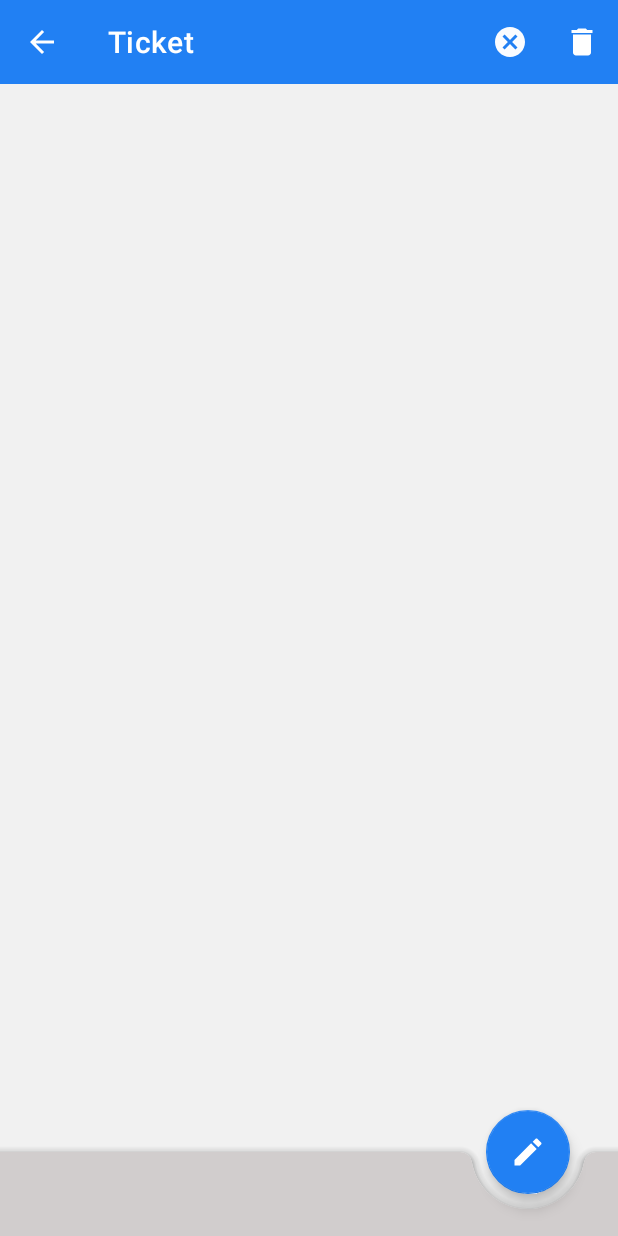
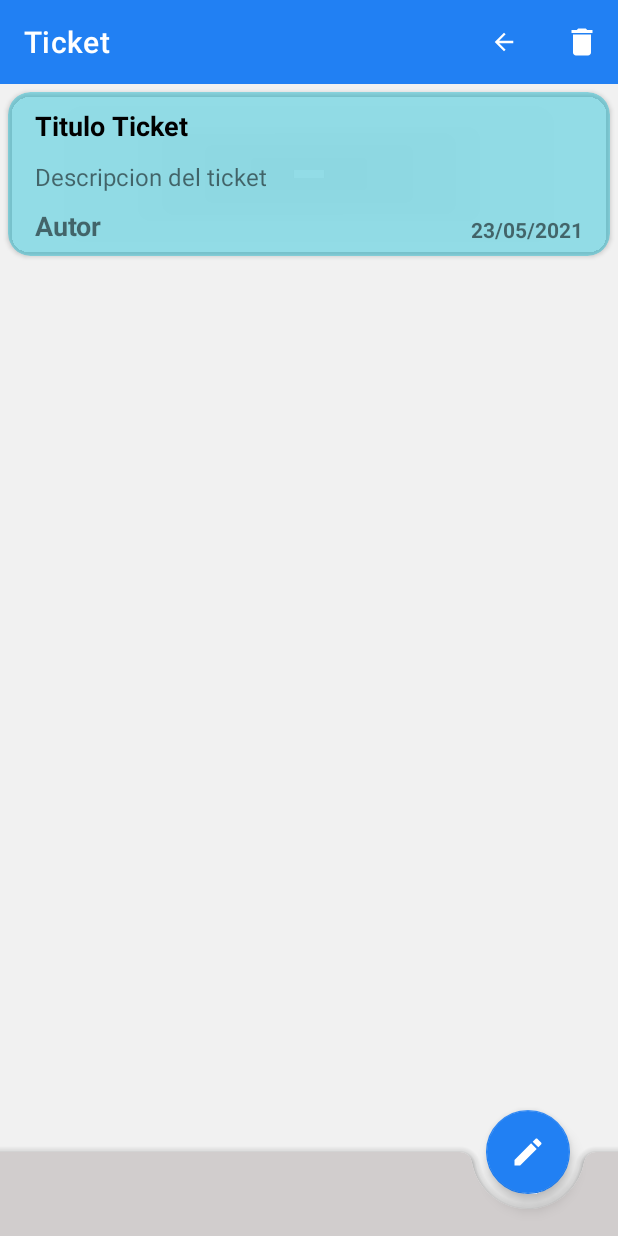
Before and after one commit to analiafer/WorkingApp, an Android app: the ViewTicketActivity screen opened directly, with no data from a screen before it, on a phone screen of 412 x 824 dp. Run offline under Robolectric (Android 15) with nearby library versions, the light colour scheme and no system bars; our stand-ins replace Room's generated code; 3 statements that could not run were skipped.

Commit message:
Implementando ViewModel, además implementando borrar tickets.

```diff
--- a/app/src/main/java/com/example/workingapp/data/RoomRepository.kt
+++ b/app/src/main/java/com/example/workingapp/data/RoomRepository.kt
@@ -1,10 +1,11 @@
 package com.example.workingapp.data
 
 import com.example.workingapp.model.Ticket
-import com.example.workingapp.model.TicketsReposotiry
+import com.example.workingapp.model.TicketsRepository
 
-class RoomRepository(private val dao : TicketDao) : TicketsReposotiry {
+class RoomRepository(private val dao: TicketDao) : TicketsRepository {
 
+    //Todos los comportamientos de las funciones.
     override fun save(ticket: TicketEntity) {
         val entity = TicketEntity(
             titulo = ticket.titulo,
@@ -16,7 +17,16 @@ class RoomRepository(private val dao : TicketDao) : TicketsReposotiry {
 
     override fun getAll(): List<Ticket> {
         return dao.getAll().map {
-            Ticket(id= it.id, titulo = it.titulo, autor = it.autor, descripcion = it.descripcion)
+            Ticket(id = it.id, titulo = it.titulo, autor = it.autor, descripcion = it.descripcion)
         }
     }
+
+    override fun getById(ticketID: Long): TicketEntity {
+        return dao.getById(ticketID)
+
+    }
+
+    override fun delete(ticket: TicketEntity) {
+        dao.delete(ticket)
+    }
 }
--- a/app/src/main/java/com/example/workingapp/data/TicketDao.kt
+++ b/app/src/main/java/com/example/workingapp/data/TicketDao.kt
@@ -1,16 +1,27 @@
 package com.example.workingapp.data
 
 import androidx.room.Dao
+import androidx.room.Delete
 import androidx.room.Insert
 import androidx.room.Query
+import com.example.workingapp.model.Ticket
 
 @Dao
 interface TicketDao {
 
+    //Acá van todas las funciones y sus comportamientos en la base de datos (Query, update, remove, insert...)
     @Query("SELECT * FROM ticket")
     fun getAll() : List<TicketEntity>
+
+    @Query("SELECT * FROM ticket WHERE ID = :ticketID")
+    fun getById(ticketID: Long): TicketEntity
 
     @Insert
     fun save (ticket : TicketEntity)
 
+    @Delete
+    fun delete (ticket: TicketEntity)
+
+    //@Update
+
 }
--- a/app/src/main/java/com/example/workingapp/model/TicketsReposotiry.kt
+++ b/app/src/main/java/com/example/workingapp/model/TicketsRepository.kt
@@ -3,9 +3,12 @@ package com.example.workingapp.model
 import com.example.workingapp.data.TicketEntity
 import com.example.workingapp.model.Ticket
 
-interface TicketsReposotiry {
+interface TicketsRepository {
 
+    //Acá van todas las funciones
     fun save (ticket: TicketEntity)
     fun getAll() : List<Ticket>
+    fun getById(ticketID: Long): TicketEntity
+    fun delete (ticket: TicketEntity)
 
 }
--- a/app/src/main/java/com/example/workingapp/ui/AddTicketViewModel.kt
+++ b/app/src/main/java/com/example/workingapp/ui/AddTicketViewModel.kt
@@ -4,9 +4,9 @@ import androidx.lifecycle.MutableLiveData
 import androidx.lifecycle.ViewModel
 import com.example.workingapp.data.TicketEntity
 import com.example.workingapp.model.Ticket
-import com.example.workingapp.model.TicketsReposotiry
+import com.example.workingapp.model.TicketsRepository
 
-class AddTicketViewModel  (private val repository: TicketsReposotiry) : ViewModel(){
+class AddTicketViewModel  (private val repository: TicketsRepository) : ViewModel(){
 
     val ticketLiveData = MutableLiveData<List<Ticket>>()
 
--- a/app/src/main/java/com/example/workingapp/ui/DoneActivity.kt
+++ b/app/src/main/java/com/example/workingapp/ui/DoneActivity.kt
@@ -3,12 +3,8 @@ package com.example.workingapp.ui
 import android.content.Intent
 import androidx.appcompat.app.AppCompatActivity
 import android.os.Bundle
-<<<<<<< HEAD:app/src/main/java/com/example/workingapp/ui/DoneActivity.kt
 import com.example.workingapp.R
-=======
 import android.widget.LinearLayout
-import androidx.recyclerview.widget.RecyclerView
->>>>>>> 9bc94655fa0e0e791e925a1af75e446ee9ad4138:app/src/main/java/com/example/workingapp/DoneActivity.kt
 import com.example.workingapp.databinding.ActivityDoneBinding
 
 
--- a/app/src/main/java/com/example/workingapp/ui/TicketViewModel.kt
+++ b/app/src/main/java/com/example/workingapp/ui/TicketViewModel.kt
@@ -4,11 +4,22 @@ import androidx.lifecycle.MutableLiveData
 import androidx.lifecycle.ViewModel
 import com.example.workingapp.data.TicketEntity
 import com.example.workingapp.model.Ticket
-import com.example.workingapp.model.TicketsReposotiry
+import com.example.workingapp.model.TicketsRepository
 
-class TicketViewModel (private val repository: TicketsReposotiry) : ViewModel(){
+//Algunas cosas deben estar en otra ViewModel pero todavia no conseguimos que funcione, sin embargo en está si funciona.
+class TicketViewModel (private val repository: TicketsRepository) : ViewModel(){
 
     val ticketLiveData = MutableLiveData<List<Ticket>>()
+    val ticket = MutableLiveData<TicketEntity>()
+
+    fun delete(ticket: TicketEntity){
+        repository.delete(ticket)
+        ticketLiveData.value = repository.getAll()
+    }
+
+    fun getById(ID: Long){
+        ticket.value = repository.getById(ID)
+    }
 
    /* init{
         viewModelScope.launch {
--- a/app/src/main/java/com/example/workingapp/ui/ViewTicketActivity.kt
+++ b/app/src/main/java/com/example/workingapp/ui/ViewTicketActivity.kt
@@ -1,28 +1,54 @@
 package com.example.workingapp.ui
 
+import android.content.Intent
+import android.os.Build.ID
 import androidx.appcompat.app.AppCompatActivity
 import android.os.Bundle
 import android.view.Menu
 import android.view.MenuInflater
+import androidx.activity.viewModels
+import androidx.lifecycle.Observer
 import com.example.workingapp.R
 import com.example.workingapp.databinding.ActivityViewTicketBinding
 
 
 class ViewTicketActivity : AppCompatActivity() {
     private lateinit var bindingViewTicket: ActivityViewTicketBinding
+    private val viewModel: TicketViewModel by viewModels {TicketViewModelFactory(applicationContext)}
+    private var idTicket: Long = 0
+
     override fun onCreate(savedInstanceState: Bundle?) {
         super.onCreate(savedInstanceState)
         bindingViewTicket = ActivityViewTicketBinding.inflate(layoutInflater)
         setContentView(bindingViewTicket.root)
-        setSupportActionBar(bindingViewTicket.tbTicketView)
-        supportActionBar?.setDisplayHomeAsUpEnabled(true)
+        //Guardamos en una variable los datos del ID del Ticket pasados desde la otra activity.
+        val idDetalle = intent.getLongExtra("ID", 0)
+        //Ese mismo número lo seteamos a otra vareable, que la pasamos por el metodo para que el viewModel obtenga el ticket via la función.
+        idTicket = idDetalle
+        viewModel.getById(idTicket)
+        setObserver()
+        setListener()
     }
 
-    // Sobre escribo el menú para que sea el que yo creé.
-    override fun onCreateOptionsMenu(menu: Menu?): Boolean {
-        val inflater: MenuInflater = getMenuInflater()
-        inflater.inflate(R.menu.bottom_ticket_option, menu)
-        return super.onCreateOptionsMenu(menu)
+    //función que setea los datos en la base de datos con los elementos del activity.
+    private fun setObserver() {
+        viewModel.ticket.observe(this, Observer {
+            bindingViewTicket.textTituloTicket.text = it.titulo
+            bindingViewTicket.textNombreAutor.text = it.autor
+            bindingViewTicket.textDescripcionTicket.text = it.descripcion
+        })
     }
 
+    //función que se encarga del comportamiento de los botones de la barra.
+    //Uno borra el ticket, el otro vuelve atrás.
+    private fun setListener() {
+        bindingViewTicket.tbTicketView.setOnMenuItemClickListener { item ->
+            if (item.itemId == R.id.optionDeleteTicket) {
+                viewModel.ticket.removeObservers(this)
+                viewModel.delete(viewModel.ticket.value!!)
+                finish()
+            } else finish()
+            super.onOptionsItemSelected(item)
+        }
+    }
 }
--- a/app/src/main/java/com/example/workingapp/ui/recyclerView/TicketAdapter.kt
+++ b/app/src/main/java/com/example/workingapp/ui/recyclerView/TicketAdapter.kt
@@ -14,7 +14,7 @@ class TicketAdapter(
 
     //Se crea una interfaz con la función al hacer click
     interface OnTicketClickListener {
-        fun onItemClick()
+        fun onItemClick(ticket: Ticket)
     }
 
     //Que va a cargar cuando se cree una view nueva (nuevo item en el recycler)
@@ -56,7 +56,7 @@ class TicketAdapter(
 
 
             //Ejecuto el setOnClickListener en el view, utilizando la variable de la interface creada y su metodo.
-            card.setOnClickListener { ticketClickListener.onItemClick() }
+            card.setOnClickListener { ticketClickListener.onItemClick(ticket) }
         }
 
 
--- /dev/null
+++ b/app/src/main/res/drawable/ic_back.xml
@@ -0,0 +1,16 @@
+<vector xmlns:android="http://schemas.android.com/apk/res/android"
+    android:width="108dp"
+    android:height="108dp"
+    android:viewportWidth="108"
+    android:viewportHeight="108"
+    android:tint="?attr/colorControlNormal"
+    android:autoMirrored="true">
+  <group android:scaleX="2.61"
+      android:scaleY="2.61"
+      android:translateX="22.68"
+      android:translateY="22.68">
+    <path
+        android:fillColor="@android:color/white"
+        android:pathData="M20,11H7.83l5.59,-5.59L12,4l-8,8 8,8 1.41,-1.41L7.83,13H20v-2z"/>
+  </group>
+</vector>
--- a/app/src/main/res/drawable/ic_cancel.xml
+++ b/app/src/main/res/drawable/ic_cancel.xml
@@ -1,5 +1,11 @@
-<vector android:alpha="0.98" android:height="24dp"
-    android:tint="?attr/colorControlNormal" android:viewportHeight="24"
-    android:viewportWidth="24" android:width="24dp" xmlns:android="http://schemas.android.com/apk/res/android">
-    <path android:fillColor="@android:color/white" android:pathData="M12,2C6.47,2 2,6.47 2,12s4.47,10 10,10 10,-4.47 10,-10S17.53,2 12,2zM17,15.59L15.59,17 12,13.41 8.41,17 7,15.59 10.59,12 7,8.41 8.41,7 12,10.59 15.59,7 17,8.41 13.41,12 17,15.59z"/>
+<vector xmlns:android="http://schemas.android.com/apk/res/android"
+    android:width="24dp"
+    android:height="24dp"
+    android:alpha="0.98"
+    android:tint="?attr/colorControlNormal"
+    android:viewportWidth="24"
+    android:viewportHeight="24">
+    <path
+        android:fillColor="@android:color/white"
+        android:pathData="M12,2C6.47,2 2,6.47 2,12s4.47,10 10,10 10,-4.47 10,-10S17.53,2 12,2zM17,15.59L15.59,17 12,13.41 8.41,17 7,15.59 10.59,12 7,8.41 8.41,7 12,10.59 15.59,7 17,8.41 13.41,12 17,15.59z" />
 </vector>
--- a/app/src/main/res/layout/activity_view_ticket.xml
+++ b/app/src/main/res/layout/activity_view_ticket.xml
@@ -14,11 +14,69 @@
         app:layout_constraintBottom_toBottomOf="parent"
         app:layout_constraintTop_toTopOf="parent"
         app:layout_constraintVertical_bias="0.0"
+        app:menu="@menu/bottom_ticket_option"
         app:title="Ticket"
         app:titleTextColor="@color/white"
         tools:layout_editor_absoluteX="0dp">
 
     </androidx.appcompat.widget.Toolbar>
+
+    <androidx.cardview.widget.CardView
+        android:id="@+id/backgroundTextTicket"
+        android:layout_width="match_parent"
+        android:layout_height="wrap_content"
+        android:layout_marginHorizontal="5dp"
+        android:layout_marginVertical="5dp"
+        android:backgroundTint="@color/background_description_ticket"
+        app:cardCornerRadius="15dp"
+        app:layout_constraintEnd_toEndOf="parent"
+        app:layout_constraintHorizontal_bias="0.476"
+        app:layout_constraintStart_toStartOf="parent"
+        app:layout_constraintTop_toBottomOf="@+id/tbTicketView">
+        <TextView
+            android:id="@+id/textTituloTicket"
+            android:layout_width="wrap_content"
+            android:layout_height="wrap_content"
+            android:layout_marginHorizontal="18dp"
+            android:layout_marginTop="10dp"
+            android:text="@string/titulo_ticket"
+            android:textColor="@color/black"
+            android:textSize="18sp"
+            android:textStyle="bold" />
+
+        <TextView
+            android:id="@+id/textDescripcionTicket"
+            android:layout_width="wrap_content"
+            android:layout_height="wrap_content"
+            android:layout_marginHorizontal="18dp"
+            android:layout_marginTop="45dp"
+            android:layout_marginBottom="42dp"
+            android:text="@string/descripcion_del_ticket"
+            android:textSize="16sp" />
+
+        <TextView
+            android:id="@+id/textNombreAutor"
+            android:layout_width="wrap_content"
+            android:layout_height="wrap_content"
+            android:layout_gravity="bottom"
+            android:layout_marginHorizontal="18dp"
+            android:layout_marginBottom="8dp"
+            android:text="@string/autor"
+            android:textSize="18sp"
+            android:textStyle="bold" />
+
+        <TextView
+            android:id="@+id/textDateTicket"
+            android:layout_width="wrap_content"
+            android:layout_height="wrap_content"
+            android:layout_gravity="bottom|end"
+            android:layout_marginHorizontal="18dp"
+            android:layout_marginBottom="8dp"
+            android:text="23/05/2021"
+            android:textSize="14sp"
+            android:textStyle="bold" />
+
+    </androidx.cardview.widget.CardView>
 
     <androidx.coordinatorlayout.widget.CoordinatorLayout
         android:layout_width="match_parent"
--- a/app/src/main/res/menu/bottom_ticket_option.xml
+++ b/app/src/main/res/menu/bottom_ticket_option.xml
@@ -4,14 +4,14 @@
     <item
         android:id="@+id/optionCloseTicket"
         android:enabled="true"
-        android:icon="@drawable/ic_cancel"
+        android:icon="@drawable/ic_back"
         android:title="@string/optionCloseTicket"
         app:showAsAction="always" />
     <item
         android:id="@+id/optionDeleteTicket"
         android:enabled="true"
         android:icon="@drawable/ic_delete"
-        android:title="@string/optionDeleteTicket"
+        android:title="@string/optionBackTicket"
         app:showAsAction="ifRoom" />
 
 </menu>
--- a/app/src/main/res/values/strings.xml
+++ b/app/src/main/res/values/strings.xml
@@ -46,4 +46,5 @@
     <string name="vel_viento">Velocidad viento</string>
     <string name="v_viento">18.5km</string>
     <string name="toastInfoVacia"> Complete todos los campos por favor!</string>
+    <string name="optionBackTicket">Atras</string>
 </resources>
```
Also changed, not shown: app/src/main/java/com/example/workingapp/ui/MainActivity.kt (+5 -3 lines), app/src/main/java/com/example/workingapp/ui/ViewTicketViewModel.kt (added, +16 -0 lines), app/src/main/res/layout/row_ticket.xml (+8 -11 lines).
